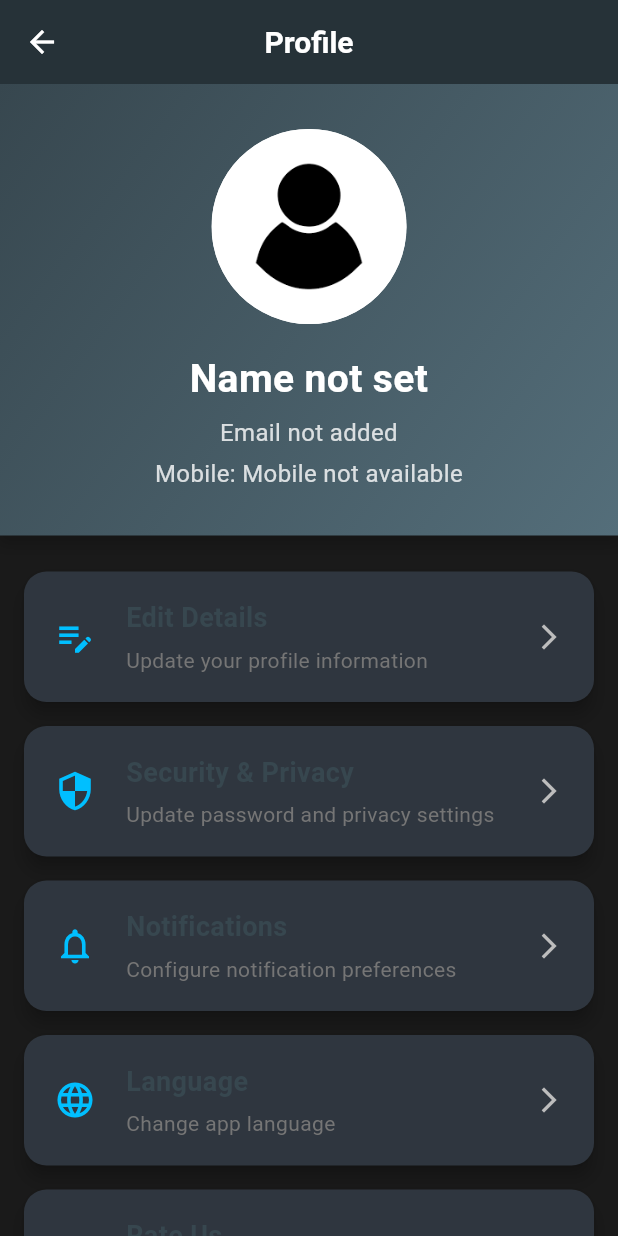
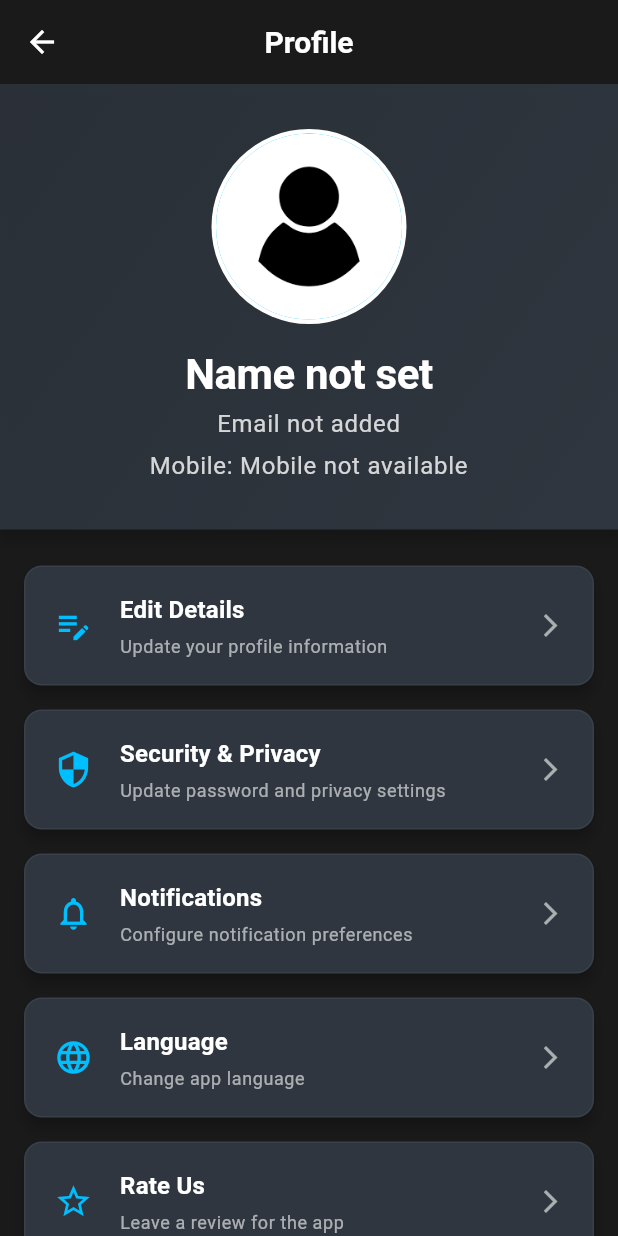
Before and after one commit to nibin-joseph05/Xpose, a Flutter app: the ProfilePage screen opened directly, on a phone screen of 412 x 824 dp. Run offline on Flutter 3.47's test engine with Material 3 defaults, Android fonts, the phone set to English and light mode, and no system bars; our stand-ins replace cached_network_image, firebase_auth, firebase_core, flutter_dotenv, image_picker, shared_preferences; accounts and stored records are empty.

Commit message:
some styles are chnaged in profile page

```diff
--- a/xpose_app/lib/pages/profile/edit_profile_page.dart
+++ b/xpose_app/lib/pages/profile/edit_profile_page.dart
@@ -236,6 +236,12 @@ class _EditProfilePageState extends State<EditProfilePage> {
                       borderSide: BorderSide(color: Theme.of(context).colorScheme.primary, width: 2),
                     ),
                   ),
+                  validator: (value) {
+                    if (value != null && value.isNotEmpty && !RegExp(r'^[a-zA-Z\s]+$').hasMatch(value)) {
+                      return 'Name can only contain letters and spaces.';
+                    }
+                    return null;
+                  },
                 ),
                 const SizedBox(height: 20),
                 TextFormField(
@@ -266,6 +272,14 @@ class _EditProfilePageState extends State<EditProfilePage> {
                     setState(() {
                       _emailErrorText = null;
                     });
+                  },
+                  validator: (value) {
+                    if (value != null && value.isNotEmpty) {
+                      if (!RegExp(r'^[^@]+@[^@]+\.[^@]+').hasMatch(value)) {
+                        return 'Please enter a valid email address.';
+                      }
+                    }
+                    return null;
                   },
                 ),
                 const SizedBox(height: 40),
--- a/xpose_app/lib/pages/profile/profile_page.dart
+++ b/xpose_app/lib/pages/profile/profile_page.dart
@@ -61,8 +61,8 @@ class _ProfilePageState extends State<ProfilePage> {
                 Navigator.of(dialogContext).pop(true);
               },
               style: ElevatedButton.styleFrom(
-                backgroundColor: Colors.redAccent,
-                foregroundColor: Colors.white,
+                backgroundColor: Theme.of(context).colorScheme.error,
+                foregroundColor: Theme.of(context).colorScheme.onError,
                 shape: RoundedRectangleBorder(borderRadius: BorderRadius.circular(10)),
               ),
               child: const Text('Logout'),
@@ -88,7 +88,7 @@ class _ProfilePageState extends State<ProfilePage> {
           ScaffoldMessenger.of(context).showSnackBar(
             SnackBar(
               content: Text('Failed to log out: ${e.toString()}'),
-              backgroundColor: Colors.red,
+              backgroundColor: Theme.of(context).colorScheme.error,
             ),
           );
         }
@@ -100,9 +100,14 @@ class _ProfilePageState extends State<ProfilePage> {
   Widget build(BuildContext context) {
     return Scaffold(
       appBar: AppBar(
-        title: const Text('Profile'),
-        backgroundColor: Colors.blueGrey[900],
-        foregroundColor: Colors.white,
+        title: Text(
+          'Profile',
+          style: Theme.of(context).textTheme.titleLarge?.copyWith(
+            color: Theme.of(context).colorScheme.onPrimary,
+          ),
+        ),
+        backgroundColor: Theme.of(context).colorScheme.background,
+        foregroundColor: Theme.of(context).colorScheme.onBackground,
         centerTitle: true,
         elevation: 0,
       ),
@@ -112,9 +117,9 @@ class _ProfilePageState extends State<ProfilePage> {
           if (snapshot.connectionState == ConnectionState.waiting) {
             return const Center(child: CircularProgressIndicator());
           } else if (snapshot.hasError) {
-            return Center(child: Text('Error loading user data: ${snapshot.error}'));
+            return Center(child: Text('Error loading user data: ${snapshot.error}', style: Theme.of(context).textTheme.bodyMedium));
           } else if (_currentUser == null) {
-            return const Center(child: Text('No user data available. Please log in.'));
+            return Center(child: Text('No user data available. Please log in.', style: Theme.of(context).textTheme.bodyMedium));
           } else {
             final String userName = _currentUser?.name != null && _currentUser!.name!.isNotEmpty
                 ? _currentUser!.name!
@@ -142,7 +147,10 @@ class _ProfilePageState extends State<ProfilePage> {
                     padding: const EdgeInsets.symmetric(vertical: 30, horizontal: 20),
                     decoration: BoxDecoration(
                       gradient: LinearGradient(
-                        colors: [Colors.blueGrey[800]!, Colors.blueGrey[600]!],
+                        colors: [
+                          Theme.of(context).colorScheme.surface.withOpacity(0.8),
+                          Theme.of(context).colorScheme.surface,
+                        ],
                         begin: Alignment.topLeft,
                         end: Alignment.bottomRight,
                       ),
@@ -160,7 +168,9 @@ class _ProfilePageState extends State<ProfilePage> {
                       children: [
                         CircleAvatar(
                           radius: 65,
-                          backgroundColor: Colors.white,
+                          backgroundColor: Theme.of(context).colorScheme.onSurface,
+                          child: CircleAvatar(
+                            radius: 62,
                             backgroundImage: profileImageProvider,
                             onBackgroundImageError: (exception, stackTrace) {
                               if (mounted) {
@@ -168,31 +178,28 @@ class _ProfilePageState extends State<ProfilePage> {
                               }
                             },
                           ),
+                        ),
                         const SizedBox(height: 18),
                         Text(
                           userName,
-                          style: const TextStyle(
-                            fontSize: 26,
-                            fontWeight: FontWeight.bold,
-                            color: Colors.white,
+                          style: Theme.of(context).textTheme.displayLarge?.copyWith(
+                            color: Theme.of(context).colorScheme.onPrimary,
                           ),
                           textAlign: TextAlign.center,
                         ),
                         const SizedBox(height: 6),
                         Text(
                           userEmail,
-                          style: TextStyle(
-                            fontSize: 16,
-                            color: Colors.white.withOpacity(0.8),
+                          style: Theme.of(context).textTheme.bodyLarge?.copyWith(
+                            color: Theme.of(context).colorScheme.onPrimary.withOpacity(0.8),
                           ),
                           textAlign: TextAlign.center,
                         ),
                         const SizedBox(height: 4),
                         Text(
                           'Mobile: $userMobile',
-                          style: TextStyle(
-                            fontSize: 16,
-                            color: Colors.white.withOpacity(0.8),
+                          style: Theme.of(context).textTheme.bodyLarge?.copyWith(
+                            color: Theme.of(context).colorScheme.onPrimary.withOpacity(0.8),
                           ),
                           textAlign: TextAlign.center,
                         ),
@@ -246,44 +253,56 @@ class _ProfilePageState extends State<ProfilePage> {
   }
 
   Widget _buildProfileOption(BuildContext context, IconData icon, String title, String? subtitle, {bool isDestructive = false, VoidCallback? onTap}) {
+    final Color primaryColor = Theme.of(context).colorScheme.primary;
+    final Color onSurfaceColor = Theme.of(context).colorScheme.onSurface;
+    final Color cardBackgroundColor = Theme.of(context).colorScheme.surface;
+    final Color secondaryTextColor = Theme.of(context).colorScheme.onSurface.withOpacity(0.6);
+
     return Card(
       margin: const EdgeInsets.symmetric(vertical: 8.0),
-      elevation: 5,
-      shape: RoundedRectangleBorder(borderRadius: BorderRadius.circular(15)),
+      elevation: 4,
+      shape: RoundedRectangleBorder(
+        borderRadius: BorderRadius.circular(12),
+        side: BorderSide(
+          color: onSurfaceColor.withOpacity(0.05),
+          width: 1,
+        ),
+      ),
+      color: cardBackgroundColor,
       child: InkWell(
         onTap: onTap ?? () {},
-        borderRadius: BorderRadius.circular(15),
+        borderRadius: BorderRadius.circular(12),
+        splashColor: primaryColor.withOpacity(0.1),
+        highlightColor: primaryColor.withOpacity(0.05),
         child: Padding(
           padding: const EdgeInsets.symmetric(vertical: 18.0, horizontal: 20.0),
           child: Row(
             children: [
               Icon(
                 icon,
-                color: isDestructive ? Colors.redAccent : Theme.of(context).colorScheme.primary,
-                size: 28,
+                color: isDestructive ? Theme.of(context).colorScheme.error : primaryColor,
+                size: 26,
               ),
-              const SizedBox(width: 20),
+              const SizedBox(width: 18),
               Expanded(
                 child: Column(
                   crossAxisAlignment: CrossAxisAlignment.start,
                   children: [
                     Text(
                       title,
-                      style: TextStyle(
-                        fontSize: 18,
+                      style: Theme.of(context).textTheme.titleMedium?.copyWith(
+                        color: isDestructive ? Theme.of(context).colorScheme.error : onSurfaceColor,
                         fontWeight: FontWeight.w600,
-                        color: isDestructive ? Colors.redAccent : Colors.blueGrey[800],
                       ),
                       maxLines: 1,
                       overflow: TextOverflow.ellipsis,
                     ),
                     if (subtitle != null) ...[
-                      const SizedBox(height: 5),
+                      const SizedBox(height: 4),
                       Text(
                         subtitle,
-                        style: TextStyle(
-                          fontSize: 14,
-                          color: Colors.grey[600],
+                        style: Theme.of(context).textTheme.bodySmall?.copyWith(
+                          color: secondaryTextColor,
                         ),
                         maxLines: 2,
                         overflow: TextOverflow.ellipsis,
@@ -294,8 +313,8 @@ class _ProfilePageState extends State<ProfilePage> {
               ),
               Icon(
                 Icons.arrow_forward_ios,
-                size: 20,
-                color: Colors.grey[400],
+                size: 18,
+                color: secondaryTextColor.withOpacity(0.6),
               ),
             ],
           ),
```
Lines whose indentation alone changed are shown as unchanged.
